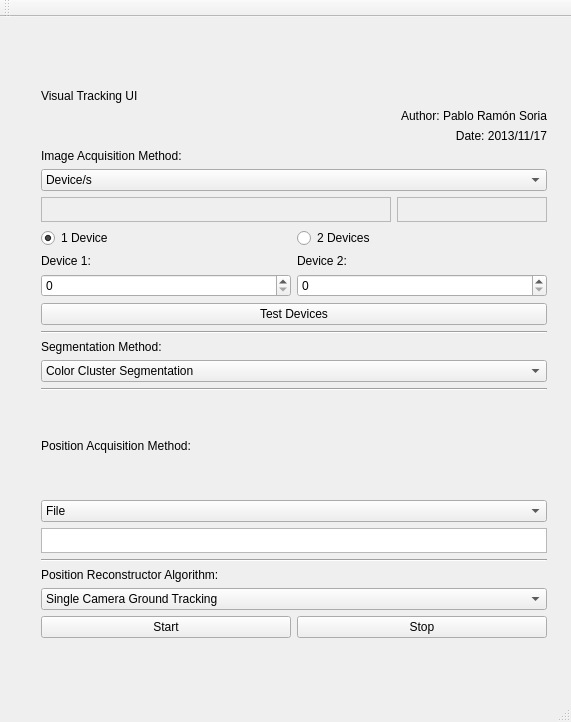
Bardo91/DepartamentoESI, file VisualTrackingUI-QT/VisualTrackingUI-QT/mainwindow.ui: the form before one commit.
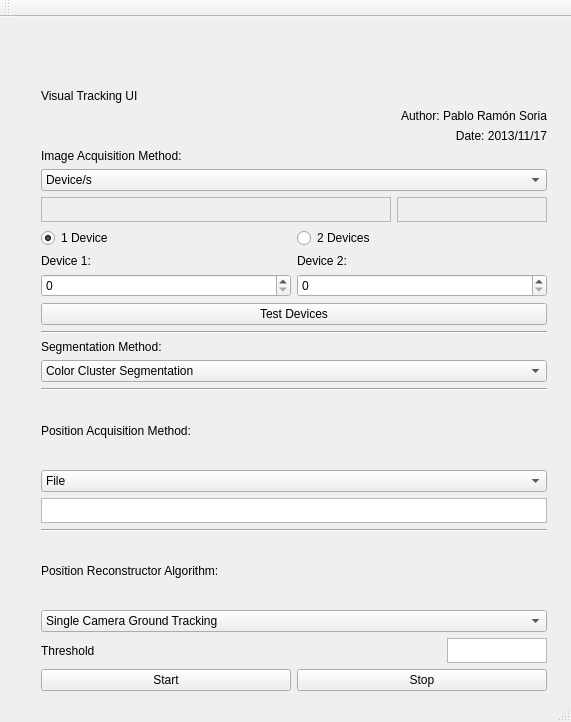
The form after the commit.

What changed in the file:
```diff
--- a/VisualTrackingUI-QT/VisualTrackingUI-QT/mainwindow.ui
+++ b/VisualTrackingUI-QT/VisualTrackingUI-QT/mainwindow.ui
@@ -20,7 +20,7 @@
       <x>30</x>
       <y>61</y>
       <width>528</width>
-      <height>581</height>
+      <height>634</height>
      </rect>
     </property>
     <layout class="QVBoxLayout" name="mainLayout">
@@ -303,6 +303,54 @@
          </item>
         </widget>
        </item>
+       <item>
+        <layout class="QHBoxLayout" name="thresholdLayout">
+         <property name="spacing">
+          <number>6</number>
+         </property>
+         <property name="sizeConstraint">
+          <enum>QLayout::SetDefaultConstraint</enum>
+         </property>
+         <property name="bottomMargin">
+          <number>0</number>
+         </property>
+         <item>
+          <widget class="QLabel" name="thresholdLabel">
+           <property name="sizePolicy">
+            <sizepolicy hsizetype="Preferred" vsizetype="Preferred">
+             <horstretch>0</horstretch>
+             <verstretch>0</verstretch>
+            </sizepolicy>
+           </property>
+           <property name="maximumSize">
+            <size>
+             <width>16777215</width>
+             <height>25</height>
+            </size>
+           </property>
+           <property name="text">
+            <string>Threshold</string>
+           </property>
+          </widget>
+         </item>
+         <item>
+          <widget class="QPlainTextEdit" name="thresholdTextEdit">
+           <property name="sizePolicy">
+            <sizepolicy hsizetype="Expanding" vsizetype="Expanding">
+             <horstretch>0</horstretch>
+             <verstretch>0</verstretch>
+            </sizepolicy>
+           </property>
+           <property name="maximumSize">
+            <size>
+             <width>100</width>
+             <height>25</height>
+            </size>
+           </property>
+          </widget>
+         </item>
+        </layout>
+       </item>
       </layout>
      </item>
      <item>
```
